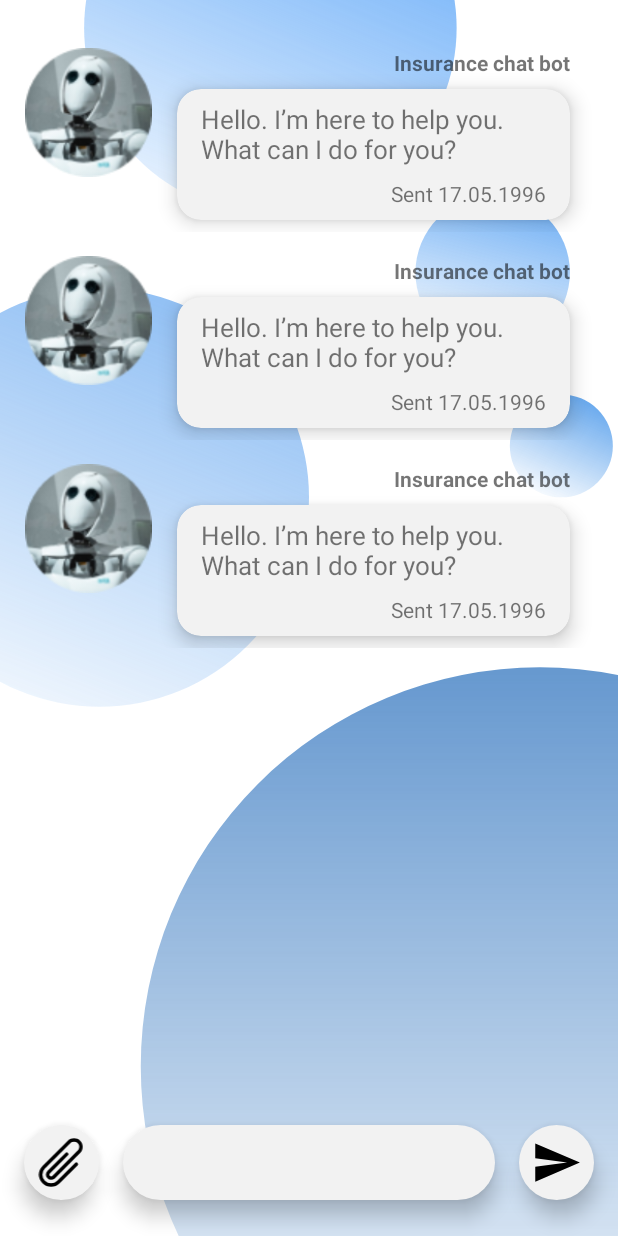
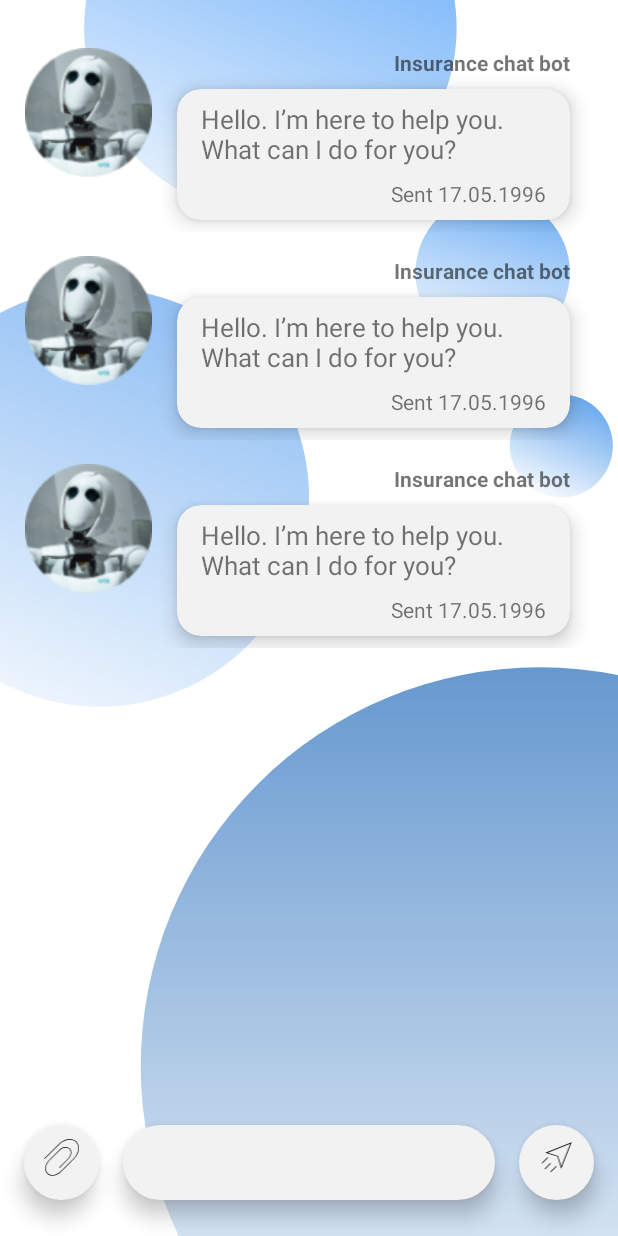
Before and after one commit to BelikJuliya/HackZurich, an Android app: the layout activity_main.xml on its own in the app's theme, with its tools: preview values and no code run, on a phone screen of 412 x 824 dp. Run offline under Robolectric (Android 15) with nearby library versions, the phone set to English and light mode, and no system bars.

Commit message:
New icons

```diff
--- /dev/null
+++ b/app/src/main/res/drawable/ic_attach.xml
@@ -0,0 +1,9 @@
+<vector xmlns:android="http://schemas.android.com/apk/res/android"
+    android:width="96dp"
+    android:height="120dp"
+    android:viewportWidth="96"
+    android:viewportHeight="120">
+  <path
+      android:fillColor="#FF000000"
+      android:pathData="M82.83,10.73c-9.74,-9.74 -27.96,-7.36 -40.62,5.29L7.41,50.83l1.06,1.06l34.81,-34.81C55.35,5.02 72.62,2.64 81.77,11.8c4.39,4.39 6.27,10.8 5.3,18.06c-0.98,7.33 -4.74,14.59 -10.6,20.44l-3.78,3.78l-0,-0L57.4,69.36l-7.44,7.43l-4.52,4.52c-4.55,4.55 -10.2,7.48 -15.9,8.24c-5.62,0.75 -10.6,-0.7 -13.99,-4.1s-4.85,-8.37 -4.1,-13.99c0.76,-5.7 3.69,-11.35 8.25,-15.9l14.81,-14.81l-0,-0l9.22,-9.22c3.45,-3.45 7.73,-5.67 12.05,-6.25c4.24,-0.57 7.99,0.53 10.54,3.08c2.56,2.55 3.65,6.3 3.08,10.54c-0.58,4.32 -2.8,8.6 -6.25,12.05L42.33,71.76l1.06,1.06L64.2,52.02c3.68,-3.68 6.05,-8.27 6.67,-12.91c0.63,-4.72 -0.61,-8.91 -3.51,-11.8c-2.89,-2.89 -7.09,-4.14 -11.8,-3.51c-4.64,0.62 -9.23,2.99 -12.91,6.67L21.85,51.28l0,0l-3.21,3.21c-4.79,4.78 -7.87,10.74 -8.68,16.76c-0.82,6.1 0.79,11.52 4.53,15.25c3.19,3.19 7.54,4.74 12.25,4.74c6.62,0 13.95,-3.06 19.77,-8.88l11.96,-11.96l19.07,-19.07c6.08,-6.08 10,-13.65 11.02,-21.3C89.59,22.32 87.56,15.46 82.83,10.73z"/>
+</vector>
--- /dev/null
+++ b/app/src/main/res/drawable/ic_rocket_send.xml
@@ -0,0 +1,18 @@
+<vector xmlns:android="http://schemas.android.com/apk/res/android"
+    android:width="100dp"
+    android:height="125dp"
+    android:viewportWidth="100"
+    android:viewportHeight="125">
+  <path
+      android:fillColor="#FF000000"
+      android:pathData="M52.3,47.9l9.1,29.8l25.9,-64.8L22.5,38.8L52.3,47.9zM61.6,71.6l-7.8,-25.3l-25.3,-7.8l55.2,-22.1L61.6,71.6z"/>
+  <path
+      android:fillColor="#FF000000"
+      android:pathData="M20.69,77.85l14.14,-14.14l1.41,1.41l-14.14,14.14z"/>
+  <path
+      android:fillColor="#FF000000"
+      android:pathData="M13.62,63.76l14.14,-14.14l1.41,1.41l-14.14,14.14z"/>
+  <path
+      android:fillColor="#FF000000"
+      android:pathData="M34.82,84.97l14.14,-14.14l1.41,1.41l-14.14,14.14z"/>
+</vector>
--- a/app/src/main/res/drawable/ic_send.xml
+++ b/app/src/main/res/drawable/ic_send.xml
@@ -1,5 +1,12 @@
-<vector android:autoMirrored="true" android:height="24dp"
-    android:tint="#000000" android:viewportHeight="24"
-    android:viewportWidth="24" android:width="24dp" xmlns:android="http://schemas.android.com/apk/res/android">
-    <path android:fillColor="@android:color/white" android:pathData="M2.01,21L23,12 2.01,3 2,10l15,2 -15,2z"/>
+<vector xmlns:android="http://schemas.android.com/apk/res/android"
+    android:width="96dp"
+    android:height="120dp"
+    android:viewportWidth="96"
+    android:viewportHeight="120">
+  <path
+      android:pathData="M37.77,52.56C37.95,52.77 38.29,52.84 38.54,52.7L52.19,45.17C53.4,44.5 53.54,44.69 52.5,45.6L40.74,55.86C40.54,56.04 40.48,56.39 40.61,56.63L46.61,67.4C46.74,67.64 46.98,67.65 47.13,67.43L70.61,32.81C70.76,32.58 70.66,32.46 70.41,32.52L29.85,42.74C29.58,42.81 29.52,43.04 29.7,43.25L37.77,52.56ZM38.75,53.73C38.27,53.99 37.58,53.87 37.22,53.46L28.2,43.05C27.84,42.63 27.98,42.18 28.52,42.05L72.21,31.04C72.75,30.9 72.93,31.16 72.62,31.62L47.33,68.91C47.02,69.37 46.55,69.35 46.28,68.87L39.59,56.84C39.32,56.35 39.44,55.67 39.86,55.3L46.31,49.68C46.51,49.5 46.48,49.46 46.24,49.59L38.75,53.73Z"
+      android:strokeWidth="1"
+      android:fillColor="#000000"
+      android:fillType="nonZero"
+      android:strokeColor="#00000000"/>
 </vector>
--- a/app/src/main/res/layout/activity_main.xml
+++ b/app/src/main/res/layout/activity_main.xml
@@ -38,7 +38,7 @@
         android:background="@drawable/bg_gray_round"
         android:elevation="8dp"
         android:padding="8dp"
-        android:src="@drawable/ic_add_document"
+        android:src="@drawable/ic_attach"
         app:layout_constraintBottom_toBottomOf="parent"
         app:layout_constraintDimensionRatio="1:1"
         app:layout_constraintStart_toStartOf="parent" />
@@ -47,10 +47,10 @@
         android:id="@+id/et_input"
         android:layout_width="0dp"
         android:layout_height="0dp"
-        android:gravity="center_vertical"
         android:layout_marginHorizontal="16dp"
         android:background="@drawable/bg_gray_round"
         android:elevation="8dp"
+        android:gravity="center_vertical"
         android:paddingHorizontal="16dp"
         app:layout_constraintBottom_toBottomOf="@id/btnAddDocument"
         app:layout_constraintEnd_toStartOf="@id/btnSend"
@@ -66,7 +66,7 @@
         android:background="@drawable/bg_gray_round"
         android:elevation="8dp"
         android:padding="8dp"
-        android:src="@drawable/ic_send"
+        android:src="@drawable/ic_rocket_send"
         app:layout_constraintBottom_toBottomOf="parent"
         app:layout_constraintDimensionRatio="1:1"
         app:layout_constraintEnd_toEndOf="parent" />
```
